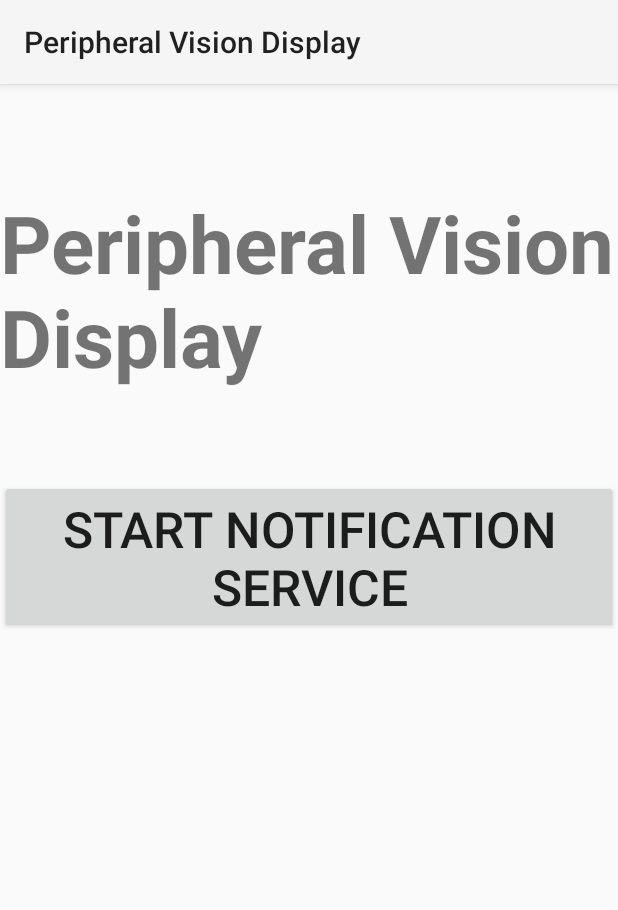
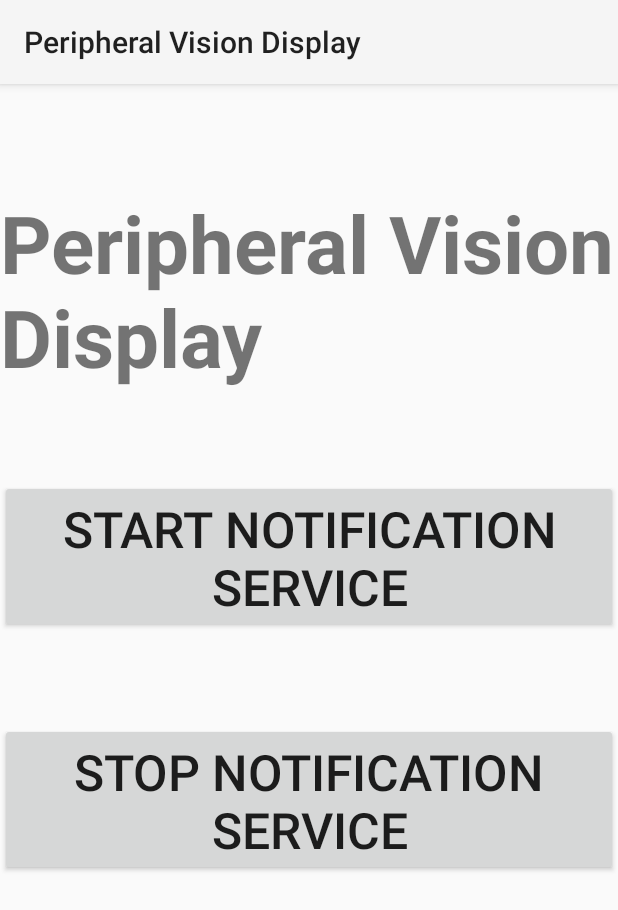
Before and after one commit to PICKLEDNIKL/Peripheral-Vision-Display, an Android app: the screen it shows after launch (MainActivity), after a tap on "START NOTIFICATION SERVICE", on a phone screen of 412 x 824 dp. Shown: the top 910 px of the screen. Run offline under Robolectric (Android 15) with nearby library versions, the phone set to English and light mode, and no system bars.

Commit message:
updated code to make it easier to understand. service can now only be 1 at a time and has to be stopped for another service to be started.

```diff
--- a/app/build.gradle.kts
+++ b/app/build.gradle.kts
@@ -44,4 +44,7 @@ dependencies {
     testImplementation("junit:junit:4.13.2")
     androidTestImplementation("androidx.test.ext:junit:1.1.5")
     androidTestImplementation("androidx.test.espresso:espresso-core:3.5.1")
+
+    //Location Services
+//    implementation("com.google.android:gms:play-services-location:20.0.0")
 }
--- a/app/src/main/java/com/example/peripheralvisiondisplay/MainActivity.java
+++ b/app/src/main/java/com/example/peripheralvisiondisplay/MainActivity.java
@@ -1,42 +1,67 @@
 package com.example.peripheralvisiondisplay;
 
-// MainActivity.java
+import android.app.ActivityManager;
+import android.app.NotificationChannel;
+import android.app.NotificationManager;
 import android.app.PendingIntent;
+import android.content.Context;
 import android.content.Intent;
+import android.os.Build;
 import android.os.Bundle;
 import android.util.Log;
 import android.view.View;
 import android.widget.Button;
+import android.Manifest;
 
 import androidx.appcompat.app.AppCompatActivity;
+import androidx.core.app.ActivityCompat;
 
 public class MainActivity extends AppCompatActivity {
 
     Button startServiceButton;
+    Button stopServiceButton;
 
     @Override
     protected void onCreate(Bundle savedInstanceState) {
         super.onCreate(savedInstanceState);
         setContentView(R.layout.activity_main);
 
-        System.out.println("onCreate");
+        startServiceButton = findViewById(R.id.startServiceButton);
+        startServiceButton.setOnClickListener(view -> startNotificationService());
 
-        startServiceButton = findViewById(R.id.startServiceButton);
-        startServiceButton.setOnClickListener(new View.OnClickListener() {
-            @Override
-            public void onClick(View view) {
-                startNotificationService();
-            }
-        });
+        stopServiceButton = findViewById(R.id.stopServiceButton);
+        stopServiceButton.setOnClickListener(view -> stopNotificationService());
     }
 
-    private void startNotificationService() {
+    private void startNotificationService()
+    {
         Log.d("functionstarted", "service starts");
-//        Intent serviceIntent = new Intent(this, NotificationService.class);
         Intent serviceIntent = new Intent(this, ForegroundService.class);
-//        serviceIntent.addFlags(Intent.FLAG_RECEIVER_FOREGROUND);
-//        PendingIntent p = PendingIntent.getBroadcast(this,1,new Intent(this, ForegroundService.class), PendingIntent.FLAG_IMMUTABLE);
-        startService(serviceIntent);
-        Log.d("servicestarted", "service works");
+        serviceIntent.setAction(ForegroundService.START_ACTION);
+        if (Build.VERSION.SDK_INT >= Build.VERSION_CODES.O) {
+            startForegroundService(serviceIntent);
+        }
+        else{
+            startService(serviceIntent);
+        }
+        isMyServiceRunning(ForegroundService.class);
+    }
+
+    private void stopNotificationService()
+    {
+        Log.d("functionstarted","service stops");
+        Intent serviceIntent = new Intent(this, ForegroundService.class);
+        serviceIntent.setAction(ForegroundService.STOP_ACTION);
+        stopService(serviceIntent);
+    }
+
+    private boolean isMyServiceRunning(Class<?> serviceClass) {
+        ActivityManager manager = (ActivityManager) getSystemService(Context.ACTIVITY_SERVICE);
+        for (ActivityManager.RunningServiceInfo service : manager.getRunningServices(Integer.MAX_VALUE)) {
+            if (serviceClass.getName().equals(service.service.getClassName())) {
+                return true;
+            }
+        }
+        return false;
     }
 }
--- /dev/null
+++ b/app/src/main/java/com/example/peripheralvisiondisplay/PeripheralVisionApplication.java
@@ -0,0 +1,20 @@
+package com.example.peripheralvisiondisplay;
+
+import android.app.NotificationChannel;
+import android.app.NotificationManager;
+import android.content.Context;
+import android.content.Intent;
+import android.os.Build;
+import android.os.IBinder;
+import android.app.Application;
+import android.app.NotificationChannel;
+import android.app.NotificationManager;
+import android.os.Build;
+
+public class PeripheralVisionApplication extends Application {
+
+    public void onCreate() {
+        super.onCreate();
+        //add global application initialisation code here
+    }
+}
--- a/app/src/main/res/layout/activity_main.xml
+++ b/app/src/main/res/layout/activity_main.xml
@@ -16,6 +16,7 @@
         android:layout_marginTop="70dp"
         android:textSize="80px"/>
 
+    <!--start button-->
     <Button
         android:id="@+id/startServiceButton"
         android:layout_width="wrap_content"
@@ -27,4 +28,16 @@
         android:text="Start Notification Service"
         android:textSize="50px" />
 
+    <!--stop button-->
+    <Button
+        android:id="@+id/stopServiceButton"
+        android:layout_width="wrap_content"
+        android:layout_height="102dp"
+        android:layout_centerHorizontal="true"
+        android:layout_centerVertical="true"
+        android:layout_gravity="center"
+        android:layout_marginTop="60dp"
+        android:text="Stop Notification Service"
+        android:textSize="50px" />
+
 </LinearLayout>
```
Also changed, not shown: app/src/main/AndroidManifest.xml (+12 -12 lines), app/src/main/java/com/example/peripheralvisiondisplay/ForegroundService.java (+120 -32 lines), app/src/main/java/com/example/peripheralvisiondisplay/NotificationService.java (deleted, +0 -55 lines).
